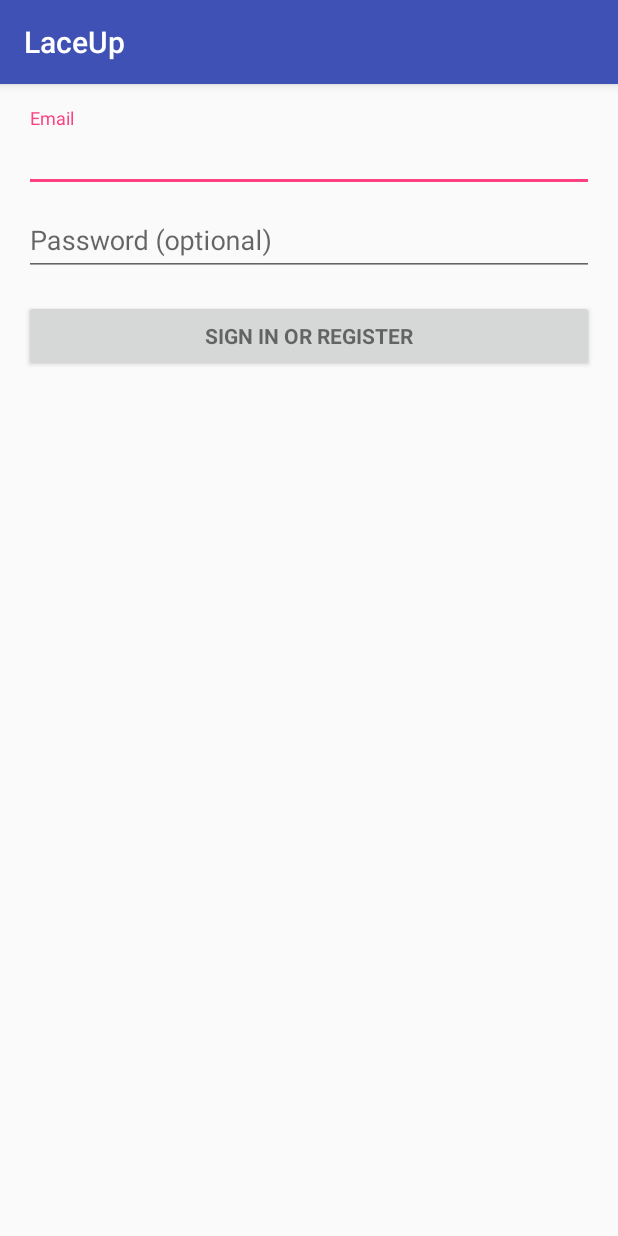
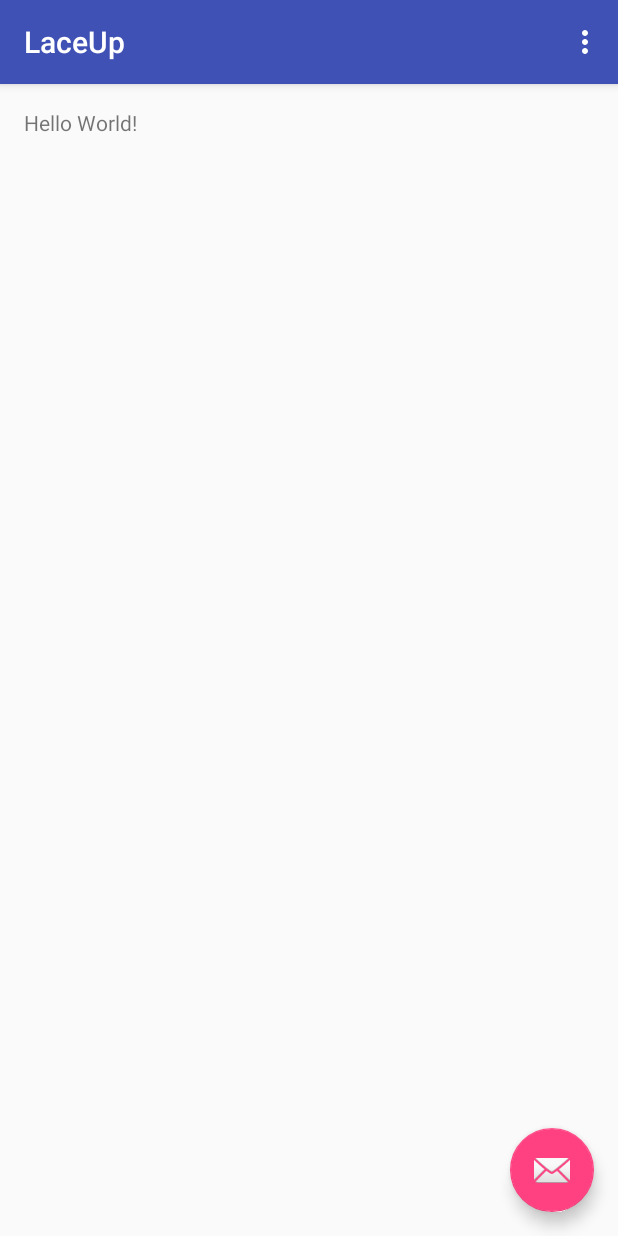
Before and after one commit to alexlin21/LaceUp, an Android app: the screen it shows after launch (LoginActivity before the commit, MyActivity after it), on a phone screen of 412 x 824 dp. Run offline under Robolectric (Android 15) with nearby library versions, the phone set to English and light mode, and no system bars.

Commit message:
set up Hello World page

```diff
--- a/LaceUp/app/build.gradle
+++ b/LaceUp/app/build.gradle
@@ -6,7 +6,7 @@
 
     defaultConfig {
         applicationId "com.derekcoley.laceup"
-        minSdkVersion 14
+        minSdkVersion 8
         targetSdkVersion 23
         versionCode 1
         versionName "1.0"
--- a/LaceUp/app/src/main/java/com/derekcoley/laceup/LoginActivity.java
+++ /dev/null
@@ -1,384 +0,0 @@
-package com.derekcoley.laceup;
-
-import android.animation.Animator;
-import android.animation.AnimatorListenerAdapter;
-import android.annotation.TargetApi;
-import android.content.pm.PackageManager;
-import android.support.annotation.NonNull;
-import android.support.design.widget.Snackbar;
-import android.support.v7.app.AppCompatActivity;
-import android.app.LoaderManager.LoaderCallbacks;
-import android.content.ContentResolver;
-import android.content.CursorLoader;
-import android.content.Loader;
-import android.database.Cursor;
-import android.net.Uri;
-import android.os.AsyncTask;
-import android.os.Build.VERSION;
-import android.os.Build;
-import android.os.Bundle;
-import android.provider.ContactsContract;
-import android.text.TextUtils;
-import android.view.KeyEvent;
-import android.view.View;
-import android.view.View.OnClickListener;
-import android.view.inputmethod.EditorInfo;
-import android.widget.ArrayAdapter;
-import android.widget.AutoCompleteTextView;
-import android.widget.Button;
-import android.widget.EditText;
-import android.widget.TextView;
-
-import java.util.ArrayList;
-import java.util.List;
-
-import static android.Manifest.permission.READ_CONTACTS;
-
-/**
- * A login screen that offers login via email/password.
- */
-public class LoginActivity extends AppCompatActivity implements LoaderCallbacks<Cursor> {
-
-    /**
-     * Id to identity READ_CONTACTS permission request.
-     */
-    private static final int REQUEST_READ_CONTACTS = 0;
-
-    /**
-     * A dummy authentication store containing known user names and passwords.
-     * TODO: remove after connecting to a real authentication system.
-     */
-    private static final String[] DUMMY_CREDENTIALS = new String[]{
-            "foo@example.com:hello", "bar@example.com:world"
-    };
-    /**
-     * Keep track of the login task to ensure we can cancel it if requested.
-     */
-    private UserLoginTask mAuthTask = null;
-
-    // UI references.
-    private AutoCompleteTextView mEmailView;
-    private EditText mPasswordView;
-    private View mProgressView;
-    private View mLoginFormView;
-
-    @Override
-    protected void onCreate(Bundle savedInstanceState) {
-        super.onCreate(savedInstanceState);
-        setContentView(R.layout.activity_login);
-        // Set up the login form.
-        mEmailView = (AutoCompleteTextView) findViewById(R.id.email);
-        populateAutoComplete();
-
-        mPasswordView = (EditText) findViewById(R.id.password);
-        mPasswordView.setOnEditorActionListener(new TextView.OnEditorActionListener() {
-            @Override
-            public boolean onEditorAction(TextView textView, int id, KeyEvent keyEvent) {
-                if (id == R.id.login || id == EditorInfo.IME_NULL) {
-                    attemptLogin();
-                    return true;
-                }
-                return false;
-            }
-        });
-
-        Button mEmailSignInButton = (Button) findViewById(R.id.email_sign_in_button);
-        mEmailSignInButton.setOnClickListener(new OnClickListener() {
-            @Override
-            public void onClick(View view) {
-                attemptLogin();
-            }
-        });
-
-        mLoginFormView = findViewById(R.id.login_form);
-        mProgressView = findViewById(R.id.login_progress);
-    }
-
-    private void populateAutoComplete() {
-        if (!mayRequestContacts()) {
-            return;
-        }
-
-        if (VERSION.SDK_INT >= 14) {
-            // Use ContactsContract.Profile (API 14+)
-            getLoaderManager().initLoader(0, null, this);
-        } else if (VERSION.SDK_INT >= 8) {
-            // Use AccountManager (API 8+)
-            new SetupEmailAutoCompleteTask().execute(null, null);
-        }
-    }
-
-    private boolean mayRequestContacts() {
-        if (Build.VERSION.SDK_INT < Build.VERSION_CODES.M) {
-            return true;
-        }
-        if (checkSelfPermission(READ_CONTACTS) == PackageManager.PERMISSION_GRANTED) {
-            return true;
-        }
-        if (shouldShowRequestPermissionRationale(READ_CONTACTS)) {
-            Snackbar.make(mEmailView, R.string.permission_rationale, Snackbar.LENGTH_INDEFINITE)
-                    .setAction(android.R.string.ok, new View.OnClickListener() {
-                        @Override
-                        @TargetApi(Build.VERSION_CODES.M)
-                        public void onClick(View v) {
-                            requestPermissions(new String[]{READ_CONTACTS}, REQUEST_READ_CONTACTS);
-                        }
-                    });
-        } else {
-            requestPermissions(new String[]{READ_CONTACTS}, REQUEST_READ_CONTACTS);
-        }
-        return false;
-    }
-
-    /**
-     * Callback received when a permissions request has been completed.
-     */
-    @Override
-    public void onRequestPermissionsResult(int requestCode, @NonNull String[] permissions,
-                                           @NonNull int[] grantResults) {
-        if (requestCode == REQUEST_READ_CONTACTS) {
-            if (grantResults.length == 1 && grantResults[0] == PackageManager.PERMISSION_GRANTED) {
-                populateAutoComplete();
-            }
-        }
-    }
-
-
-    /**
-     * Attempts to sign in or register the account specified by the login form.
-     * If there are form errors (invalid email, missing fields, etc.), the
-     * errors are presented and no actual login attempt is made.
-     */
-    private void attemptLogin() {
-        if (mAuthTask != null) {
-            return;
-        }
-
-        // Reset errors.
-        mEmailView.setError(null);
-        mPasswordView.setError(null);
-
-        // Store values at the time of the login attempt.
-        String email = mEmailView.getText().toString();
-        String password = mPasswordView.getText().toString();
-
-        boolean cancel = false;
-        View focusView = null;
-
-        // Check for a valid password, if the user entered one.
-        if (!TextUtils.isEmpty(password) && !isPasswordValid(password)) {
-            mPasswordView.setError(getString(R.string.error_invalid_password));
-            focusView = mPasswordView;
-            cancel = true;
-        }
-
-        // Check for a valid email address.
-        if (TextUtils.isEmpty(email)) {
-            mEmailView.setError(getString(R.string.error_field_required));
-            focusView = mEmailView;
-            cancel = true;
-        } else if (!isEmailValid(email)) {
-            mEmailView.setError(getString(R.string.error_invalid_email));
-            focusView = mEmailView;
-            cancel = true;
-        }
-
-        if (cancel) {
-            // There was an error; don't attempt login and focus the first
-            // form field with an error.
-            focusView.requestFocus();
-        } else {
-            // Show a progress spinner, and kick off a background task to
-            // perform the user login attempt.
-            showProgress(true);
-            mAuthTask = new UserLoginTask(email, password);
-            mAuthTask.execute((Void) null);
-        }
-    }
-
-    private boolean isEmailValid(String email) {
-        //TODO: Replace this with your own logic
-        return email.contains("@");
-    }
-
-    private boolean isPasswordValid(String password) {
-        //TODO: Replace this with your own logic
-        return password.length() > 4;
-    }
-
-    /**
-     * Shows the progress UI and hides the login form.
-     */
-    @TargetApi(Build.VERSION_CODES.HONEYCOMB_MR2)
-    private void showProgress(final boolean show) {
-        // On Honeycomb MR2 we have the ViewPropertyAnimator APIs, which allow
-        // for very easy animations. If available, use these APIs to fade-in
-        // the progress spinner.
-        if (Build.VERSION.SDK_INT >= Build.VERSION_CODES.HONEYCOMB_MR2) {
-            int shortAnimTime = getResources().getInteger(android.R.integer.config_shortAnimTime);
-
-            mLoginFormView.setVisibility(show ? View.GONE : View.VISIBLE);
-            mLoginFormView.animate().setDuration(shortAnimTime).alpha(
-                    show ? 0 : 1).setListener(new AnimatorListenerAdapter() {
-                @Override
-                public void onAnimationEnd(Animator animation) {
-                    mLoginFormView.setVisibility(show ? View.GONE : View.VISIBLE);
-                }
-            });
-
-            mProgressView.setVisibility(show ? View.VISIBLE : View.GONE);
-            mProgressView.animate().setDuration(shortAnimTime).alpha(
-                    show ? 1 : 0).setListener(new AnimatorListenerAdapter() {
-                @Override
-                public void onAnimationEnd(Animator animation) {
-                    mProgressView.setVisibility(show ? View.VISIBLE : View.GONE);
-                }
-            });
-        } else {
-            // The ViewPropertyAnimator APIs are not available, so simply show
-            // and hide the relevant UI components.
-            mProgressView.setVisibility(show ? View.VISIBLE : View.GONE);
-            mLoginFormView.setVisibility(show ? View.GONE : View.VISIBLE);
-        }
-    }
-
-    @Override
-    public Loader<Cursor> onCreateLoader(int i, Bundle bundle) {
-        return new CursorLoader(this,
-                // Retrieve data rows for the device user's 'profile' contact.
-                Uri.withAppendedPath(ContactsContract.Profile.CONTENT_URI,
-                        ContactsContract.Contacts.Data.CONTENT_DIRECTORY), ProfileQuery.PROJECTION,
-
-                // Select only email addresses.
-                ContactsContract.Contacts.Data.MIMETYPE +
-                        " = ?", new String[]{ContactsContract.CommonDataKinds.Email
-                .CONTENT_ITEM_TYPE},
-
-                // Show primary email addresses first. Note that there won't be
-                // a primary email address if the user hasn't specified one.
-                ContactsContract.Contacts.Data.IS_PRIMARY + " DESC");
-    }
-
-    @Override
-    public void onLoadFinished(Loader<Cursor> cursorLoader, Cursor cursor) {
-        List<String> emails = new ArrayList<>();
-        cursor.moveToFirst();
-        while (!cursor.isAfterLast()) {
-            emails.add(cursor.getString(ProfileQuery.ADDRESS));
-            cursor.moveToNext();
-        }
-
-        addEmailsToAutoComplete(emails);
-    }
-
-    @Override
-    public void onLoaderReset(Loader<Cursor> cursorLoader) {
-
-    }
-
-    private void addEmailsToAutoComplete(List<String> emailAddressCollection) {
-        //Create adapter to tell the AutoCompleteTextView what to show in its dropdown list.
-        ArrayAdapter<String> adapter =
-                new ArrayAdapter<>(LoginActivity.this,
-                        android.R.layout.simple_dropdown_item_1line, emailAddressCollection);
-
-        mEmailView.setAdapter(adapter);
-    }
-
-    private interface ProfileQuery {
-        String[] PROJECTION = {
-                ContactsContract.CommonDataKinds.Email.ADDRESS,
-                ContactsContract.CommonDataKinds.Email.IS_PRIMARY,
-        };
-
-        int ADDRESS = 0;
-        int IS_PRIMARY = 1;
-    }
-
-    /**
-     * Use an AsyncTask to fetch the user's email addresses on a background thread, and update
-     * the email text field with results on the main UI thread.
-     */
-    class SetupEmailAutoCompleteTask extends AsyncTask<Void, Void, List<String>> {
-
-        @Override
-        protected List<String> doInBackground(Void... voids) {
-            ArrayList<String> emailAddressCollection = new ArrayList<>();
-
-            // Get all emails from the user's contacts and copy them to a list.
-            ContentResolver cr = getContentResolver();
-            Cursor emailCur = cr.query(ContactsContract.CommonDataKinds.Email.CONTENT_URI, null,
-                    null, null, null);
-            while (emailCur.moveToNext()) {
-                String email = emailCur.getString(emailCur.getColumnIndex(ContactsContract
-                        .CommonDataKinds.Email.DATA));
-                emailAddressCollection.add(email);
-            }
-            emailCur.close();
-
-            return emailAddressCollection;
-        }
-
-        @Override
-        protected void onPostExecute(List<String> emailAddressCollection) {
-            addEmailsToAutoComplete(emailAddressCollection);
-        }
-    }
-
-    /**
-     * Represents an asynchronous login/registration task used to authenticate
-     * the user.
-     */
-    public class UserLoginTask extends AsyncTask<Void, Void, Boolean> {
-
-        private final String mEmail;
-        private final String mPassword;
-
-        UserLoginTask(String email, String password) {
-            mEmail = email;
-            mPassword = password;
-        }
-
-        @Override
-        protected Boolean doInBackground(Void... params) {
-            // TODO: attempt authentication against a network service.
-
-            try {
-                // Simulate network access.
-                Thread.sleep(2000);
-            } catch (InterruptedException e) {
-                return false;
-            }
-
-            for (String credential : DUMMY_CREDENTIALS) {
-                String[] pieces = credential.split(":");
-                if (pieces[0].equals(mEmail)) {
-                    // Account exists, return true if the password matches.
-                    return pieces[1].equals(mPassword);
-                }
-            }
-
-            // TODO: register the new account here.
-            return true;
-        }
-
-        @Override
-        protected void onPostExecute(final Boolean success) {
-            mAuthTask = null;
-            showProgress(false);
-
-            if (success) {
-                finish();
-            } else {
-                mPasswordView.setError(getString(R.string.error_incorrect_password));
-                mPasswordView.requestFocus();
-            }
-        }
-
-        @Override
-        protected void onCancelled() {
-            mAuthTask = null;
-            showProgress(false);
-        }
-    }
-}
--- /dev/null
+++ b/LaceUp/app/src/main/java/com/derekcoley/laceup/MyActivity.java
@@ -0,0 +1,52 @@
+package com.derekcoley.laceup;
+
+import android.os.Bundle;
+import android.support.design.widget.FloatingActionButton;
+import android.support.design.widget.Snackbar;
+import android.support.v7.app.AppCompatActivity;
+import android.support.v7.widget.Toolbar;
+import android.view.View;
+import android.view.Menu;
+import android.view.MenuItem;
+
+public class MyActivity extends AppCompatActivity {
+
+    @Override
+    protected void onCreate(Bundle savedInstanceState) {
+        super.onCreate(savedInstanceState);
+        setContentView(R.layout.activity_my);
+        Toolbar toolbar = (Toolbar) findViewById(R.id.toolbar);
+        setSupportActionBar(toolbar);
+
+        FloatingActionButton fab = (FloatingActionButton) findViewById(R.id.fab);
+        fab.setOnClickListener(new View.OnClickListener() {
+            @Override
+            public void onClick(View view) {
+                Snackbar.make(view, "Replace with your own action", Snackbar.LENGTH_LONG)
+                        .setAction("Action", null).show();
+            }
+        });
+    }
+
+    @Override
+    public boolean onCreateOptionsMenu(Menu menu) {
+        // Inflate the menu; this adds items to the action bar if it is present.
+        getMenuInflater().inflate(R.menu.menu_my, menu);
+        return true;
+    }
+
+    @Override
+    public boolean onOptionsItemSelected(MenuItem item) {
+        // Handle action bar item clicks here. The action bar will
+        // automatically handle clicks on the Home/Up button, so long
+        // as you specify a parent activity in AndroidManifest.xml.
+        int id = item.getItemId();
+
+        //noinspection SimplifiableIfStatement
+        if (id == R.id.action_settings) {
+            return true;
+        }
+
+        return super.onOptionsItemSelected(item);
+    }
+}
--- a/LaceUp/app/src/main/res/layout/activity_login.xml
+++ /dev/null
@@ -1,77 +0,0 @@
-<LinearLayout xmlns:android="http://schemas.android.com/apk/res/android"
-    xmlns:tools="http://schemas.android.com/tools"
-    android:layout_width="match_parent"
-    android:layout_height="match_parent"
-    android:gravity="center_horizontal"
-    android:orientation="vertical"
-    android:paddingBottom="@dimen/activity_vertical_margin"
-    android:paddingLeft="@dimen/activity_horizontal_margin"
-    android:paddingRight="@dimen/activity_horizontal_margin"
-    android:paddingTop="@dimen/activity_vertical_margin"
-    tools:context="com.derekcoley.laceup.LoginActivity">
-
-    <!-- Login progress -->
-    <ProgressBar
-        android:id="@+id/login_progress"
-        style="?android:attr/progressBarStyleLarge"
-        android:layout_width="wrap_content"
-        android:layout_height="wrap_content"
-        android:layout_marginBottom="8dp"
-        android:visibility="gone" />
-
-    <ScrollView
-        android:id="@+id/login_form"
-        android:layout_width="match_parent"
-        android:layout_height="match_parent">
-
-        <LinearLayout
-            android:id="@+id/email_login_form"
-            android:layout_width="match_parent"
-            android:layout_height="wrap_content"
-            android:orientation="vertical">
-
-            <android.support.design.widget.TextInputLayout
-                android:layout_width="match_parent"
-                android:layout_height="wrap_content">
-
-                <AutoCompleteTextView
-                    android:id="@+id/email"
-                    android:layout_width="match_parent"
-                    android:layout_height="wrap_content"
-                    android:hint="@string/prompt_email"
-                    android:inputType="textEmailAddress"
-                    android:maxLines="1"
-                    android:singleLine="true" />
-
-            </android.support.design.widget.TextInputLayout>
-
-            <android.support.design.widget.TextInputLayout
-                android:layout_width="match_parent"
-                android:layout_height="wrap_content">
-
-                <EditText
-                    android:id="@+id/password"
-                    android:layout_width="match_parent"
-                    android:layout_height="wrap_content"
-                    android:hint="@string/prompt_password"
-                    android:imeActionId="@+id/login"
-                    android:imeActionLabel="@string/action_sign_in_short"
-                    android:imeOptions="actionUnspecified"
-                    android:inputType="textPassword"
-                    android:maxLines="1"
-                    android:singleLine="true" />
-
-            </android.support.design.widget.TextInputLayout>
-
-            <Button
-                android:id="@+id/email_sign_in_button"
-                style="?android:textAppearanceSmall"
-                android:layout_width="match_parent"
-                android:layout_height="wrap_content"
-                android:layout_marginTop="16dp"
-                android:text="@string/action_sign_in"
-                android:textStyle="bold" />
-
-        </LinearLayout>
-    </ScrollView>
-</LinearLayout>
--- /dev/null
+++ b/LaceUp/app/src/main/res/layout/activity_my.xml
@@ -0,0 +1,34 @@
+<?xml version="1.0" encoding="utf-8"?>
+<android.support.design.widget.CoordinatorLayout xmlns:android="http://schemas.android.com/apk/res/android"
+    xmlns:app="http://schemas.android.com/apk/res-auto"
+    xmlns:tools="http://schemas.android.com/tools"
+    android:layout_width="match_parent"
+    android:layout_height="match_parent"
+    android:fitsSystemWindows="true"
+    tools:context="com.derekcoley.laceup.MyActivity">
+
+    <android.support.design.widget.AppBarLayout
+        android:layout_width="match_parent"
+        android:layout_height="wrap_content"
+        android:theme="@style/AppTheme.AppBarOverlay">
+
+        <android.support.v7.widget.Toolbar
+            android:id="@+id/toolbar"
+            android:layout_width="match_parent"
+            android:layout_height="?attr/actionBarSize"
+            android:background="?attr/colorPrimary"
+            app:popupTheme="@style/AppTheme.PopupOverlay" />
+
+    </android.support.design.widget.AppBarLayout>
+
+    <include layout="@layout/content_my" />
+
+    <android.support.design.widget.FloatingActionButton
+        android:id="@+id/fab"
+        android:layout_width="wrap_content"
+        android:layout_height="wrap_content"
+        android:layout_gravity="bottom|end"
+        android:layout_margin="@dimen/fab_margin"
+        android:src="@android:drawable/ic_dialog_email" />
+
+</android.support.design.widget.CoordinatorLayout>
--- /dev/null
+++ b/LaceUp/app/src/main/res/layout/content_my.xml
@@ -0,0 +1,19 @@
+<?xml version="1.0" encoding="utf-8"?>
+<RelativeLayout xmlns:android="http://schemas.android.com/apk/res/android"
+    xmlns:app="http://schemas.android.com/apk/res-auto"
+    xmlns:tools="http://schemas.android.com/tools"
+    android:layout_width="match_parent"
+    android:layout_height="match_parent"
+    android:paddingBottom="@dimen/activity_vertical_margin"
+    android:paddingLeft="@dimen/activity_horizontal_margin"
+    android:paddingRight="@dimen/activity_horizontal_margin"
+    android:paddingTop="@dimen/activity_vertical_margin"
+    app:layout_behavior="@string/appbar_scrolling_view_behavior"
+    tools:context="com.derekcoley.laceup.MyActivity"
+    tools:showIn="@layout/activity_my">
+
+    <TextView
+        android:layout_width="wrap_content"
+        android:layout_height="wrap_content"
+        android:text="Hello World!" />
+</RelativeLayout>
--- /dev/null
+++ b/LaceUp/app/src/main/res/menu/menu_my.xml
@@ -0,0 +1,10 @@
+<menu xmlns:android="http://schemas.android.com/apk/res/android"
+    xmlns:app="http://schemas.android.com/apk/res-auto"
+    xmlns:tools="http://schemas.android.com/tools"
+    tools:context="com.derekcoley.laceup.MyActivity">
+    <item
+        android:id="@+id/action_settings"
+        android:orderInCategory="100"
+        android:title="@string/action_settings"
+        app:showAsAction="never" />
+</menu>
--- /dev/null
+++ b/LaceUp/app/src/main/res/values-v21/styles.xml
@@ -0,0 +1,9 @@
+<resources>>
+
+    <style name="AppTheme.NoActionBar">
+        <item name="windowActionBar">false</item>
+        <item name="windowNoTitle">true</item>
+        <item name="android:windowDrawsSystemBarBackgrounds">true</item>
+        <item name="android:statusBarColor">@android:color/transparent</item>
+    </style>
+</resources>
--- /dev/null
+++ b/LaceUp/app/src/main/res/values-w820dp/dimens.xml
@@ -0,0 +1,6 @@
+<resources>
+    <!-- Example customization of dimensions originally defined in res/values/dimens.xml
+         (such as screen margins) for screens with more than 820dp of available width. This
+         would include 7" and 10" devices in landscape (~960dp and ~1280dp respectively). -->
+    <dimen name="activity_horizontal_margin">64dp</dimen>
+</resources>
--- a/LaceUp/app/src/main/res/values/dimens.xml
+++ b/LaceUp/app/src/main/res/values/dimens.xml
@@ -2,4 +2,5 @@
     <!-- Default screen margins, per the Android Design guidelines. -->
     <dimen name="activity_horizontal_margin">16dp</dimen>
     <dimen name="activity_vertical_margin">16dp</dimen>
+    <dimen name="fab_margin">16dp</dimen>
 </resources>
--- a/LaceUp/app/src/main/res/values/strings.xml
+++ b/LaceUp/app/src/main/res/values/strings.xml
@@ -1,16 +1,4 @@
 <resources>
     <string name="app_name">LaceUp</string>
-
-    <!-- Strings related to login -->
-    <string name="prompt_email">Email</string>
-    <string name="prompt_password">Password (optional)</string>
-    <string name="action_sign_in">Sign in or register</string>
-    <string name="action_sign_in_short">Sign in</string>
-    <string name="error_invalid_email">This email address is invalid</string>
-    <string name="error_invalid_password">This password is too short</string>
-    <string name="error_incorrect_password">This password is incorrect</string>
-    <string name="error_field_required">This field is required</string>
-    <string name="permission_rationale">"Contacts permissions are needed for providing email
-        completions."
-    </string>
+    <string name="action_settings">Settings</string>
 </resources>
--- a/LaceUp/app/src/main/res/values/styles.xml
+++ b/LaceUp/app/src/main/res/values/styles.xml
@@ -8,4 +8,13 @@
         <item name="colorAccent">@color/colorAccent</item>
     </style>
 
+    <style name="AppTheme.NoActionBar">
+        <item name="windowActionBar">false</item>
+        <item name="windowNoTitle">true</item>
+    </style>
+
+    <style name="AppTheme.AppBarOverlay" parent="ThemeOverlay.AppCompat.Dark.ActionBar" />
+
+    <style name="AppTheme.PopupOverlay" parent="ThemeOverlay.AppCompat.Light" />
+
 </resources>
```
Also changed, not shown: LaceUp/app/src/main/AndroidManifest.xml (+3 -7 lines).
